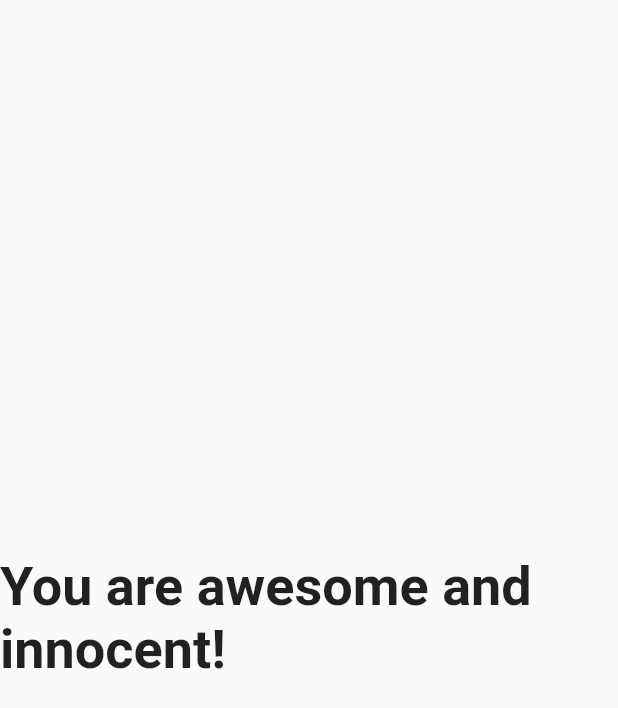
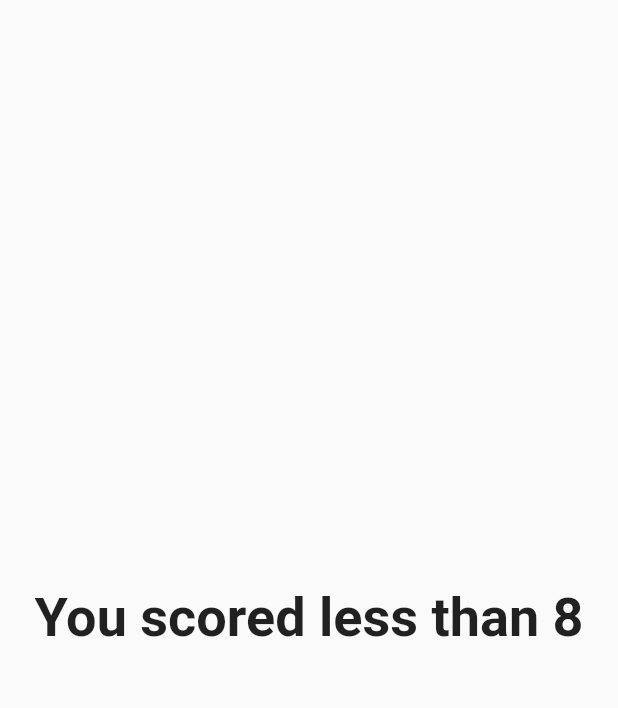
Before and after one commit to bottrell/learning_flutter, a Flutter app: the Result widget shown alone on an empty page, opened directly with empty values, on a phone screen of 412 x 824 dp. Shown: the top 708 px of the screen. Run offline on Flutter 3.47's test engine with Material 2 defaults, Android fonts, the phone set to English and light mode, and no system bars.

Commit message:
modified:   lib/result.dart

```diff
--- a/lib/result.dart
+++ b/lib/result.dart
@@ -12,11 +12,11 @@ class Result extends StatelessWidget {
   String get resultPhrase {
     var resultText = "you did it!";
     if (resultScore <= 8) {
-      resultText = "You are awesome and innocent!";
+      resultText = "You scored less than 8";
     } else if (resultScore <= 20) {
-      resultText = "You are kind of corrupted";
+      resultText = "You scored less than 20 but more than 8";
     } else {
-      resultText = "You are a certified psychopath!";
+      resultText = "You scored over 20!";
     }
     // always have to return something
     return resultText;
```
